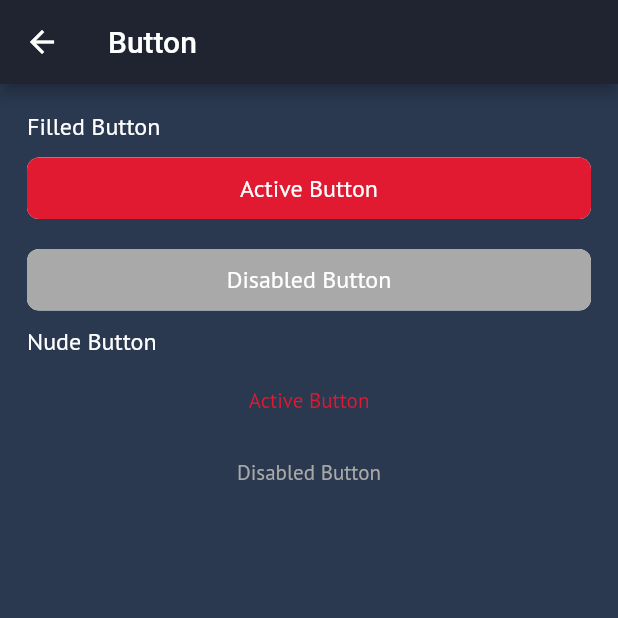
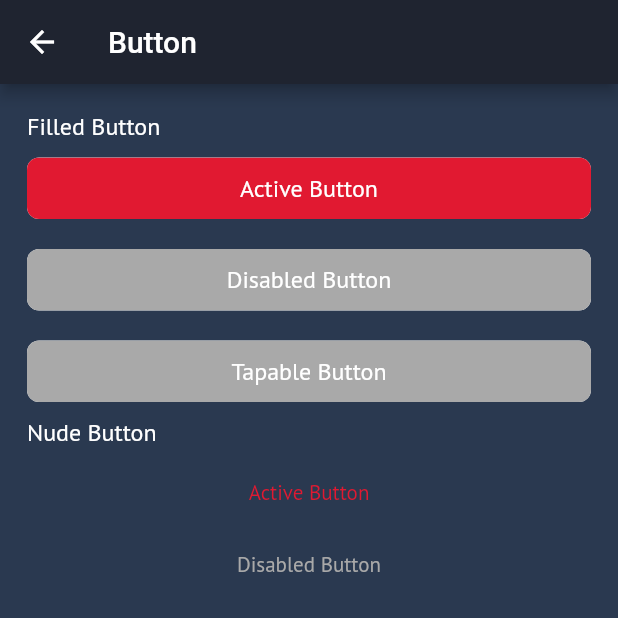
Before and after one commit to oss-homecredit-id/flutter-direct, a Flutter app: the ButtonScreen screen opened by its route, on a phone screen of 412 x 824 dp, the top half of it. Run offline on Flutter 3.47's test engine with Material 2 defaults, Android fonts, the phone set to English and light mode, and no system bars; our stand-ins replace auto_size_text, carousel_slider, flutter_slidable.

Commit message:
add button state tapable

```diff
--- a/example/lib/revision/font/button_screen.dart
+++ b/example/lib/revision/font/button_screen.dart
@@ -44,6 +44,18 @@ class ButtonScreen extends StatelessWidget {
                   onTap: () {},
                 ),
                 SizedBox(
+                  height: 20,
+                ),
+                DirectFilledButton(
+                  text: "Tapable Button",
+                  buttonState: DirectButtonState.Tapable,
+                  color: DirectColor.disableColor,
+                  fontSize: 16,
+                  fontFamily: DirectFontFamily.PtSans,
+                  fontWeight: FontWeight.normal,
+                  onTap: () {},
+                ),
+                SizedBox(
                   height: 10,
                 ),
                 DirectFont(
--- a/lib/revision/molecules/button/direct_button_state.dart
+++ b/lib/revision/molecules/button/direct_button_state.dart
@@ -1,3 +1,3 @@
 part of flutter_direct;
 
-enum DirectButtonState { Active, Disabled, Loading }
+enum DirectButtonState { Active, Disabled, Tapable }
--- a/lib/revision/molecules/button/direct_filled_button.dart
+++ b/lib/revision/molecules/button/direct_filled_button.dart
@@ -9,6 +9,7 @@ class DirectFilledButton extends StatelessWidget {
   final String fontFamily;
   final FontWeight fontWeight;
   final DirectButtonState buttonState;
+  final Color color;
 
   DirectFilledButton(
       {this.keyValue,
@@ -17,7 +18,8 @@ class DirectFilledButton extends StatelessWidget {
       this.fontSize,
       this.fontFamily,
       this.fontWeight,
-      this.buttonState});
+      this.buttonState,
+      this.color});
 
   @override
   Widget build(BuildContext context) {
@@ -29,12 +31,17 @@ class DirectFilledButton extends StatelessWidget {
           decoration: BoxDecoration(
             color: buttonState == DirectButtonState.Active
                 ? DirectColor.primaryColor
-                : DirectColor.disableColor,
+                : buttonState == DirectButtonState.Tapable
+                    ? color
+                    : DirectColor.disableColor,
             borderRadius: borderRadiusDefault,
             shape: BoxShape.rectangle,
           ),
           child: InkWell(
-            onTap: buttonState == DirectButtonState.Active ? onTap : null,
+            onTap: buttonState == DirectButtonState.Active ||
+                    buttonState == DirectButtonState.Tapable
+                ? onTap
+                : null,
             borderRadius: borderRadiusDefault,
             child: Container(
               alignment: Alignment.center,
--- a/pubspec.yaml
+++ b/pubspec.yaml
@@ -1,6 +1,6 @@
 name: flutter_direct
 description: Design System for Home Credit Indonesia Tippers App.
-version: 0.0.7
+version: 0.0.7+1
 author: dopefaceee, satriantorobimo & arlakay
 homepage: https://github.com/fe-homecredit-id/flutter-direct
 
```
Also changed, not shown: 1 other file.
